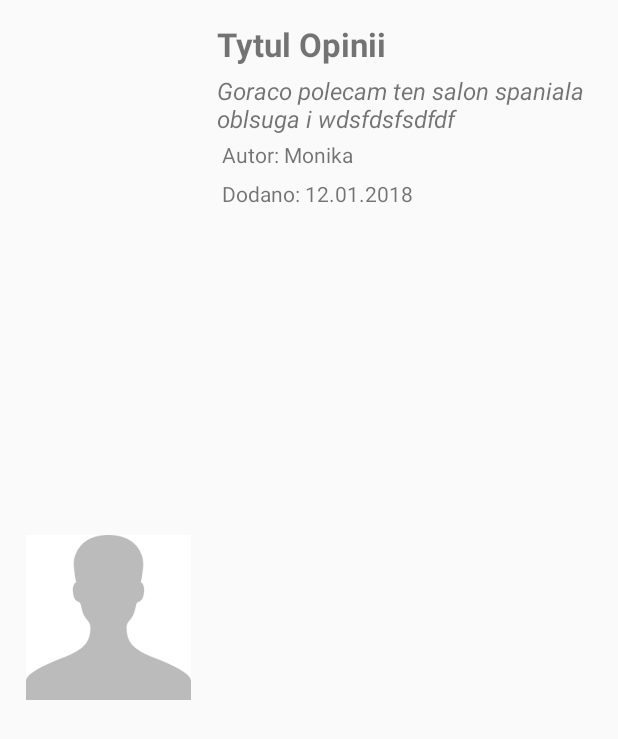
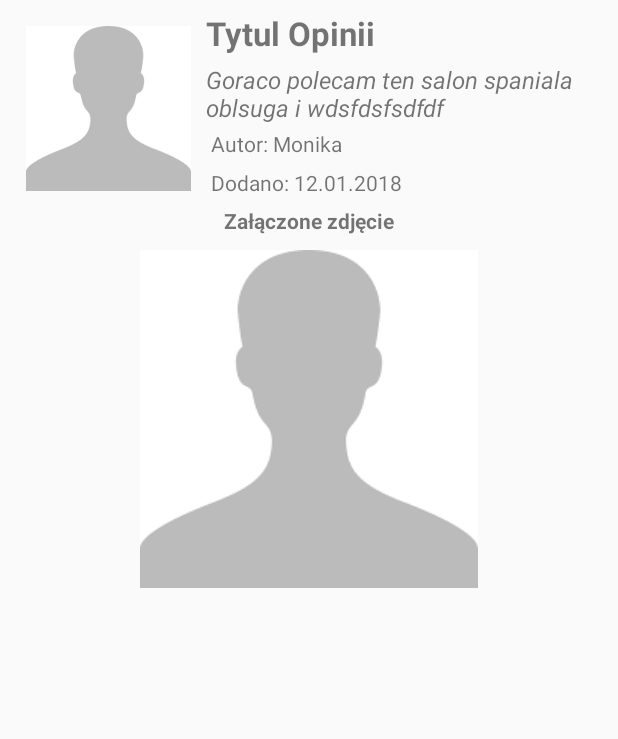
Before and after one commit to PawelKozarzewski/Hairmate, an Android app: the layout opinion_row.xml on its own in the app's theme, with its tools: preview values and no code run, on a phone screen of 412 x 824 dp. Shown: the top 739 px of the screen. Run offline under Robolectric (Android 15) with nearby library versions, the phone set to English and light mode, and no system bars.

Commit message:
Added possibility to make opinion with attached photo.

```diff
--- a/app/build.gradle
+++ b/app/build.gradle
@@ -38,6 +38,9 @@ dependencies {
     implementation 'com.google.android.gms:play-services-maps:15.0.1'
     implementation 'com.google.android.gms:play-services-vision:15.0.2'
     implementation 'com.google.android.gms:play-services-analytics:16.0.1'
+    implementation 'com.google.firebase:firebase-storage:16.0.1'
+    implementation 'com.firebaseui:firebase-ui-storage:3.3.1'
+    implementation 'com.github.bumptech.glide:glide:3.7.0'
 }
 
 apply plugin: 'com.google.gms.google-services'
--- a/app/src/main/java/com/example/patryk/hairfire/Opinion.java
+++ b/app/src/main/java/com/example/patryk/hairfire/Opinion.java
@@ -9,8 +9,9 @@ public class Opinion {
     private String author;
     private String date;
 
-    public Opinion(String salon_id, String title, String content, String author, String date) {
+    public Opinion(String salon_id, String photo, String title, String content, String author, String date) {
         this.salon_id = salon_id;
+        this.photo = photo;
         this.title = title;
         this.content = content;
         this.author = author;
--- a/app/src/main/java/com/example/patryk/hairfire/SalonListAdapter.java
+++ b/app/src/main/java/com/example/patryk/hairfire/SalonListAdapter.java
@@ -48,7 +48,6 @@ public class SalonListAdapter extends ArrayAdapter<Salon> {
             holder = (ViewHolder) row.getTag();
         }
 
-
         Picasso.get()
                 .load(data.get(position).getPhoto())
                 .into(holder.photo);
--- a/app/src/main/res/layout/opinion_row.xml
+++ b/app/src/main/res/layout/opinion_row.xml
@@ -3,8 +3,13 @@
     android:id="@+id/android_list_view"
     android:layout_width="match_parent"
     android:layout_height="match_parent"
-    android:orientation="horizontal"
+    android:orientation="vertical"
     android:padding="7dp">
+
+    <LinearLayout
+        android:layout_width="match_parent"
+        android:layout_height="wrap_content"
+        android:orientation="horizontal">
 
         <ImageView
             android:id="@+id/opinion_image"
@@ -13,12 +18,10 @@
             android:src="@drawable/images"
             android:layout_gravity="center_vertical"
             android:padding="10dp" />
-
             <LinearLayout
                 android:layout_width="match_parent"
                 android:layout_height="wrap_content"
-        android:orientation="vertical"
-        android:padding="7dp">
+                android:orientation="vertical">
 
                     <TextView
                         android:id="@+id/opinion_item_title"
@@ -37,10 +40,6 @@
                         android:text="Goraco polecam ten salon spaniala oblsuga i wdsfdsfsdfdf"
                         android:textSize="16sp"
                         android:textStyle="italic"/>
-        <LinearLayout
-            android:layout_width="match_parent"
-            android:layout_height="wrap_content"
-            android:orientation="vertical">
 
                     <TextView
                         android:id="@+id/opinion_item_author"
@@ -55,9 +54,28 @@
                         android:layout_height="wrap_content"
                         android:text="Dodano: 12.01.2018"
                         android:padding="3dp"/>
+            </LinearLayout>
+    </LinearLayout>
+    <LinearLayout
+        android:layout_width="match_parent"
+        android:layout_height="wrap_content"
+        android:orientation="vertical">
 
+        <TextView
+            android:layout_width="wrap_content"
+            android:id="@+id/photo_info"
+            android:layout_height="wrap_content"
+            android:layout_gravity="center_horizontal"
+            android:textStyle="bold"
+            android:text="Załączone zdjęcie"/>
 
-        </LinearLayout>
+        <ImageView
+            android:id="@+id/opinion_photo"
+            android:layout_width="wrap_content"
+            android:layout_height="wrap_content"
+            android:src="@drawable/images"
+            android:layout_gravity="center_horizontal"
+            android:padding="10dp" />
 
     </LinearLayout>
 </LinearLayout>
```
Also changed, not shown: app/src/main/java/com/example/patryk/hairfire/OpinionAdapter.java (+15 -1 lines), app/src/main/java/com/example/patryk/hairfire/OpinionTab.java (+91 -8 lines), app/src/main/res/layout/tab3_fragment.xml (+15 -1 lines). Lines whose indentation alone changed are shown as unchanged.
